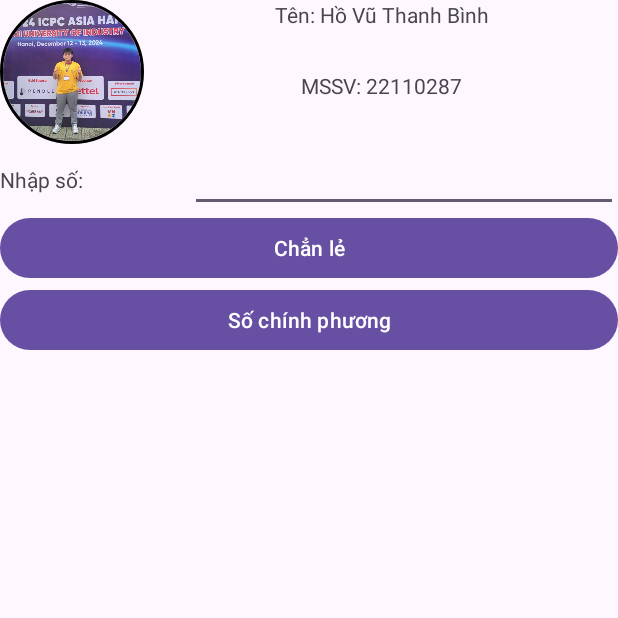
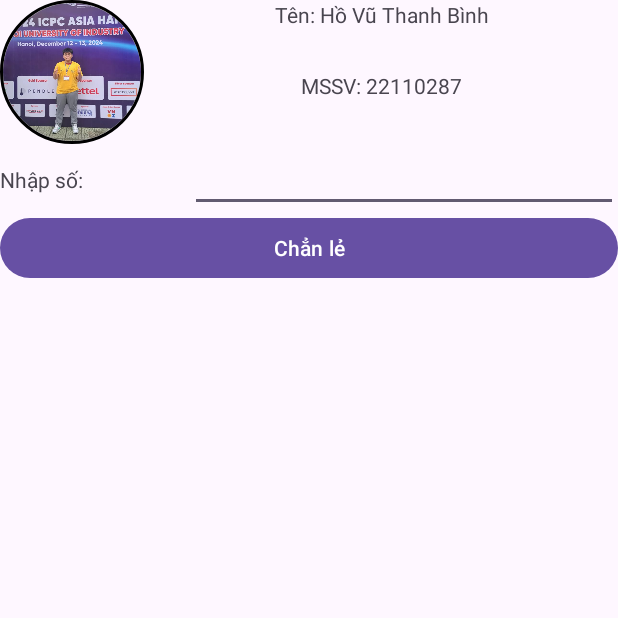
Before and after one commit to binh1922004/BaiTap01, an Android app: the screen it shows after launch (MainActivity), on a phone screen of 412 x 824 dp, the top half of it. Run offline under Robolectric (Android 15) with nearby library versions, the phone set to English and light mode, and no system bars; our stand-ins replace CircleImageView.

```diff
--- a/app/src/main/res/layout/activity_main.xml
+++ b/app/src/main/res/layout/activity_main.xml
@@ -73,10 +73,4 @@
         android:layout_height="wrap_content"
         android:text="Chẳn lẻ" />
 
-    <Button
-        android:id="@+id/btnSquare"
-        android:layout_width="match_parent"
-        android:layout_height="wrap_content"
-        android:text="Số chính phương" />
-
 </LinearLayout>
```
Also changed, not shown: app/src/main/java/com/example/baitap01/MainActivity.java (+41 -1 lines).
